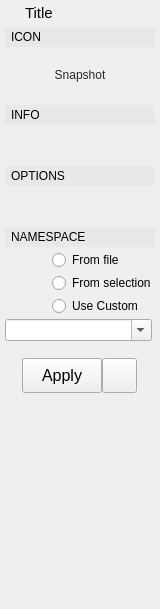
Before: the Qt Designer form src/studiolibrarymaya/resource/ui/BaseLoadWidget.ui in JeromeEippers/studiolibrary, drawn with Qt 5.
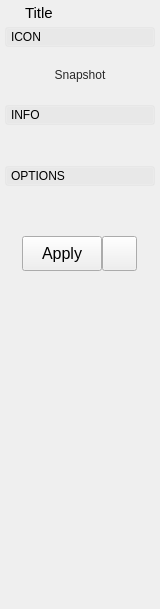
After: the same form once the commit is applied. Icons and pictures are not drawn.

Commit message: Remove Namespace Options

Diff of the .ui file:
```diff
--- a/src/studiolibrarymaya/resource/ui/BaseLoadWidget.ui
+++ b/src/studiolibrarymaya/resource/ui/BaseLoadWidget.ui
@@ -630,326 +630,6 @@
      </layout>
     </widget>
    </item>
-   <item>
-    <widget class="QFrame" name="namespaceToggleBox">
-     <property name="styleSheet">
-      <string notr="true"/>
-     </property>
-     <property name="frameShape">
-      <enum>QFrame::NoFrame</enum>
-     </property>
-     <property name="frameShadow">
-      <enum>QFrame::Raised</enum>
-     </property>
-     <layout class="QVBoxLayout" name="verticalLayout_16">
-      <property name="spacing">
-       <number>0</number>
-      </property>
-      <property name="margin">
-       <number>0</number>
-      </property>
-      <item>
-       <widget class="QFrame" name="namespaceToggleBoxHeading">
-        <property name="styleSheet">
-         <string notr="true"/>
-        </property>
-        <property name="frameShape">
-         <enum>QFrame::NoFrame</enum>
-        </property>
-        <property name="frameShadow">
-         <enum>QFrame::Raised</enum>
-        </property>
-        <layout class="QVBoxLayout" name="verticalLayout_17">
-         <property name="spacing">
-          <number>0</number>
-         </property>
-         <property name="margin">
-          <number>0</number>
-         </property>
-         <item>
-          <widget class="QPushButton" name="namespaceToggleBoxButton">
-           <property name="minimumSize">
-            <size>
-             <width>0</width>
-             <height>20</height>
-            </size>
-           </property>
-           <property name="styleSheet">
-            <string notr="true">
-QPushButton {
-	Text-align: left;
-	padding-left: 5px;
-}
-
-QPushButton:Checked {
-	background-color: rgb(255,255,255,25);
-}
-
-QPushButton:!Checked {
-	background-color: rgb(255,255,255,10);
-}</string>
-           </property>
-           <property name="text">
-            <string>NAMESPACE</string>
-           </property>
-           <property name="checkable">
-            <bool>true</bool>
-           </property>
-           <property name="checked">
-            <bool>true</bool>
-           </property>
-           <property name="flat">
-            <bool>true</bool>
-           </property>
-          </widget>
-         </item>
-        </layout>
-       </widget>
-      </item>
-      <item>
-       <widget class="QFrame" name="namespaceToggleBoxFrame">
-        <property name="sizePolicy">
-         <sizepolicy hsizetype="Preferred" vsizetype="Expanding">
-          <horstretch>0</horstretch>
-          <verstretch>0</verstretch>
-         </sizepolicy>
-        </property>
-        <property name="styleSheet">
-         <string notr="true"/>
-        </property>
-        <property name="frameShape">
-         <enum>QFrame::NoFrame</enum>
-        </property>
-        <property name="frameShadow">
-         <enum>QFrame::Raised</enum>
-        </property>
-        <layout class="QVBoxLayout" name="verticalLayout_18">
-         <property name="spacing">
-          <number>3</number>
-         </property>
-         <property name="leftMargin">
-          <number>0</number>
-         </property>
-         <property name="topMargin">
-          <number>3</number>
-         </property>
-         <property name="rightMargin">
-          <number>3</number>
-         </property>
-         <property name="bottomMargin">
-          <number>3</number>
-         </property>
-         <item>
-          <layout class="QHBoxLayout" name="horizontalLayout_5">
-           <property name="spacing">
-            <number>2</number>
-           </property>
-           <property name="leftMargin">
-            <number>0</number>
-           </property>
-           <property name="topMargin">
-            <number>0</number>
-           </property>
-           <item>
-            <widget class="QLabel" name="label_16">
-             <property name="sizePolicy">
-              <sizepolicy hsizetype="Preferred" vsizetype="Preferred">
-               <horstretch>2</horstretch>
-               <verstretch>0</verstretch>
-              </sizepolicy>
-             </property>
-             <property name="minimumSize">
-              <size>
-               <width>40</width>
-               <height>0</height>
-              </size>
-             </property>
-             <property name="maximumSize">
-              <size>
-               <width>16777215</width>
-               <height>16777215</height>
-              </size>
-             </property>
-             <property name="layoutDirection">
-              <enum>Qt::LeftToRight</enum>
-             </property>
-             <property name="text">
-              <string/>
-             </property>
-             <property name="alignment">
-              <set>Qt::AlignRight|Qt::AlignTrailing|Qt::AlignVCenter</set>
-             </property>
-            </widget>
-           </item>
-           <item>
-            <widget class="QRadioButton" name="useFileNamespace">
-             <property name="sizePolicy">
-              <sizepolicy hsizetype="Preferred" vsizetype="Fixed">
-               <horstretch>4</horstretch>
-               <verstretch>0</verstretch>
-              </sizepolicy>
-             </property>
-             <property name="minimumSize">
-              <size>
-               <width>100</width>
-               <height>0</height>
-              </size>
-             </property>
-             <property name="text">
-              <string>From file</string>
-             </property>
-            </widget>
-           </item>
-          </layout>
-         </item>
-         <item>
-          <layout class="QHBoxLayout" name="horizontalLayout_10">
-           <property name="spacing">
-            <number>2</number>
-           </property>
-           <property name="leftMargin">
-            <number>0</number>
-           </property>
-           <property name="topMargin">
-            <number>0</number>
-           </property>
-           <item>
-            <widget class="QLabel" name="label_17">
-             <property name="sizePolicy">
-              <sizepolicy hsizetype="Preferred" vsizetype="Preferred">
-               <horstretch>2</horstretch>
-               <verstretch>0</verstretch>
-              </sizepolicy>
-             </property>
-             <property name="minimumSize">
-              <size>
-               <width>40</width>
-               <height>0</height>
-              </size>
-             </property>
-             <property name="maximumSize">
-              <size>
-               <width>16777215</width>
-               <height>16777215</height>
-              </size>
-             </property>
-             <property name="layoutDirection">
-              <enum>Qt::LeftToRight</enum>
-             </property>
-             <property name="text">
-              <string/>
-             </property>
-             <property name="alignment">
-              <set>Qt::AlignRight|Qt::AlignTrailing|Qt::AlignVCenter</set>
-             </property>
-            </widget>
-           </item>
-           <item>
-            <widget class="QRadioButton" name="useSelectionNamespace">
-             <property name="sizePolicy">
-              <sizepolicy hsizetype="Preferred" vsizetype="Fixed">
-               <horstretch>4</horstretch>
-               <verstretch>0</verstretch>
-              </sizepolicy>
-             </property>
-             <property name="minimumSize">
-              <size>
-               <width>100</width>
-               <height>0</height>
-              </size>
-             </property>
-             <property name="text">
-              <string>From selection</string>
-             </property>
-            </widget>
-           </item>
-          </layout>
-         </item>
-         <item>
-          <layout class="QHBoxLayout" name="horizontalLayout_12">
-           <property name="spacing">
-            <number>2</number>
-           </property>
-           <property name="leftMargin">
-            <number>0</number>
-           </property>
-           <property name="topMargin">
-            <number>0</number>
-           </property>
-           <item>
-            <widget class="QLabel" name="label_19">
-             <property name="sizePolicy">
-              <sizepolicy hsizetype="Preferred" vsizetype="Preferred">
-               <horstretch>2</horstretch>
-               <verstretch>0</verstretch>
-              </sizepolicy>
-             </property>
-             <property name="minimumSize">
-              <size>
-               <width>40</width>
-               <height>0</height>
-              </size>
-             </property>
-             <property name="maximumSize">
-              <size>
-               <width>16777215</width>
-               <height>16777215</height>
-              </size>
-             </property>
-             <property name="layoutDirection">
-              <enum>Qt::LeftToRight</enum>
-             </property>
-             <property name="text">
-              <string/>
-             </property>
-             <property name="alignment">
-              <set>Qt::AlignRight|Qt::AlignTrailing|Qt::AlignVCenter</set>
-             </property>
-            </widget>
-           </item>
-           <item>
-            <widget class="QRadioButton" name="useCustomNamespace">
-             <property name="sizePolicy">
-              <sizepolicy hsizetype="Preferred" vsizetype="Fixed">
-               <horstretch>4</horstretch>
-               <verstretch>0</verstretch>
-              </sizepolicy>
-             </property>
-             <property name="minimumSize">
-              <size>
-               <width>100</width>
-               <height>0</height>
-              </size>
-             </property>
-             <property name="text">
-              <string>Use Custom</string>
-             </property>
-            </widget>
-           </item>
-          </layout>
-         </item>
-         <item>
-          <widget class="QComboBox" name="namespaceComboBox">
-           <property name="sizePolicy">
-            <sizepolicy hsizetype="Preferred" vsizetype="Preferred">
-             <horstretch>0</horstretch>
-             <verstretch>0</verstretch>
-            </sizepolicy>
-           </property>
-           <property name="editable">
-            <bool>true</bool>
-           </property>
-           <property name="frame">
-            <bool>true</bool>
-           </property>
-          </widget>
-         </item>
-        </layout>
-       </widget>
-      </item>
-     </layout>
-    </widget>
-   </item>
    <item>
     <widget class="QFrame" name="previewButtons">
      <property name="frameShape">
```
The commit also changes 3 other files.
